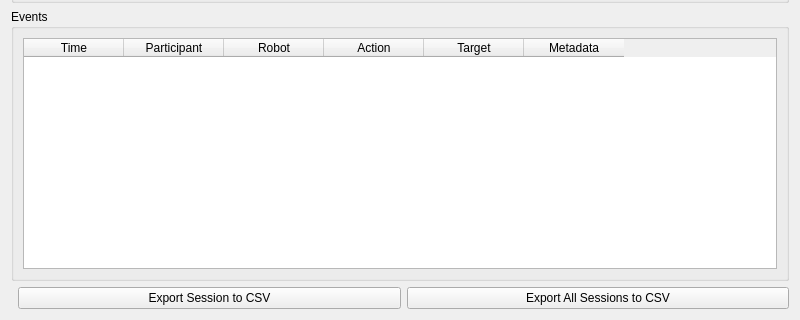
First picture: the form in src/gui/ui/data_panel.ui, repository techandpeople/SoftEdIBO, before the edit; both pictures show x 0 to 800 and y 280 to 600 of the 800 by 600 pixel window.
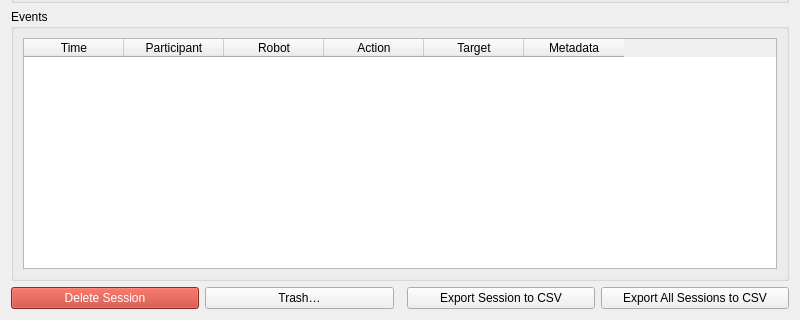
Second picture: the form after the edit.

Diff of the .ui file:
```diff
--- a/src/gui/ui/data_panel.ui
+++ b/src/gui/ui/data_panel.ui
@@ -58,6 +58,19 @@
    </item>
    <item>
     <layout class="QHBoxLayout" name="export_layout">
+     <item>
+      <widget class="QPushButton" name="delete_btn">
+       <property name="whatsThis"><string>Move the selected session to the trash. It leaves the list and can be restored (or deleted for good) from the Trash button.</string></property>
+       <property name="styleSheet"><string>QPushButton { color: white; background-color: #c0392b; } QPushButton:hover { background-color: #e74c3c; } QPushButton:disabled { color: #cccccc; background-color: #b5817c; }</string></property>
+       <property name="text"><string>Delete Session</string></property>
+      </widget>
+     </item>
+     <item>
+      <widget class="QPushButton" name="trash_btn">
+       <property name="whatsThis"><string>Open the trash: sessions you deleted are kept there so nothing is lost by accident. From it you can restore a session or delete it permanently.</string></property>
+       <property name="text"><string>Trash…</string></property>
+      </widget>
+     </item>
      <item>
       <spacer>
        <property name="orientation"><enum>Qt::Horizontal</enum></property>
```
